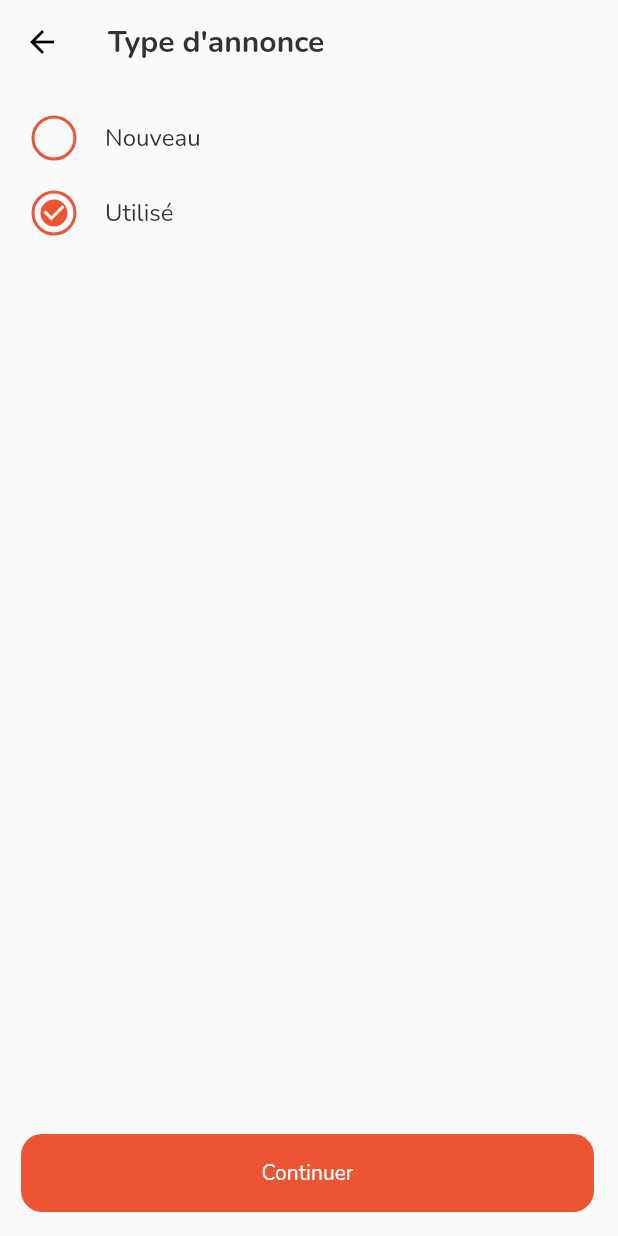
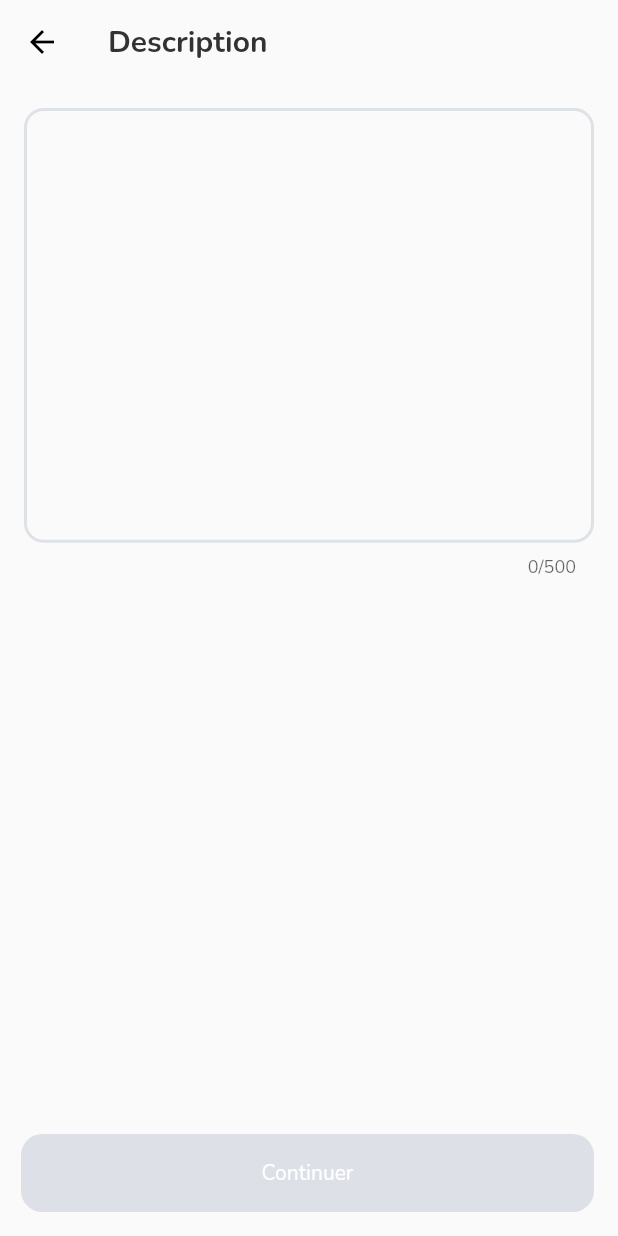
Before and after one commit to mavrinpn/Navigi-App, a Flutter app: the ByNotByScreen screen opened by its route, after a tap on "Continuer", on a phone screen of 412 x 824 dp. Run offline on Flutter 3.47's test engine with Material 2 defaults, Android fonts, the phone set to English and light mode, and no system bars; our stand-ins replace appwrite, bloc, easy_localization, flutter_bloc, flutter_svg, google_fonts and 4 more; missing offline and left inert: loading_animations; accounts and stored records are empty; network calls fail.

Commit message:
description screen and type selection screen

```diff
--- a/lib/feature/create/data/creting_announcement_manager.dart
+++ b/lib/feature/create/data/creting_announcement_manager.dart
@@ -12,17 +12,19 @@ class CreatingAnnouncementManager {
   final Client client;
   final Databases databases;
 
-  CreatingAnnouncementManager({required this.client}) : databases = Databases(client) {
+  CreatingAnnouncementManager({required this.client})
+      : databases = Databases(client) {
     loadCategories();
   }
+
   CreatingData creatingData = CreatingData();
   SubCategoryItem? currentItem;
   List<Category> categories = [];
   List<SubCategory> subcategories = [];
   List<SubCategoryItem> items = [];
   List<SubCategoryItem> searchItems = [];
+  List<XFile> images = [];
   String searchController = '';
-  bool isBy = false;
 
   BehaviorSubject<LoadingStateEnum> categoriesState =
       BehaviorSubject<LoadingStateEnum>.seeded(LoadingStateEnum.wait);
@@ -90,8 +92,8 @@ class CreatingAnnouncementManager {
     searchState.add(LoadingStateEnum.loading);
 
     List<SubCategoryItem> resList = [];
-    for(var item in items){
-      if(item.name!.contains(query.toLowerCase())){
+    for (var item in items) {
+      if (item.name!.contains(query.toLowerCase())) {
         resList.add(item);
       }
     }
@@ -100,16 +102,16 @@ class CreatingAnnouncementManager {
     searchState.add(LoadingStateEnum.success);
   }
 
-  void clearSearchItems(){
+  void clearSearchItems() {
     searchItems.clear();
   }
 
-  void setSearchController(String value){
+  void setSearchController(String value) {
     searchController = value;
   }
 
-  void setIsBy(bool value){
-    isBy = value;
+  void setIsBy(bool value) {
+    creatingData.type = value;
   }
 
   void setItem(SubCategoryItem newItem) => currentItem = newItem;
--- a/lib/feature/create/ui/choose_by_notBy_screen.dart
+++ b/lib/feature/create/ui/choose_by_notBy_screen.dart
@@ -1,3 +1,5 @@
+import 'dart:developer';
+
 import 'package:flutter/material.dart';
 import 'package:flutter_bloc/flutter_bloc.dart';
 import 'package:smart/feature/create/data/creting_announcement_manager.dart';
@@ -45,11 +47,13 @@ class _ByNotByScreenState extends State<ByNotByScreen> {
               children: [
                 CustomCheckBox(
                     isActive: isBy,
-                    onChanged: (bool? value) {
-                      isBy = !isBy;
-                      setState(() {});
+                    onChanged: () {
+                      setState(() {
+                        isBy = true;
+                      });
+                      log('true');
                     }),
-                SizedBox(
+                const SizedBox(
                   width: 14,
                 ),
                 Text(
@@ -59,18 +63,19 @@ class _ByNotByScreenState extends State<ByNotByScreen> {
                 )
               ],
             ),
-            SizedBox(
+            const SizedBox(
               height: 10,
             ),
             Row(
               children: [
                 CustomCheckBox(
                     isActive: !isBy,
-                    onChanged: (bool? value) {
-                      isBy = !isBy;
-                      setState(() {});
+                    onChanged: () {
+                      setState(() {
+                        isBy = false;
+                      });
                     }),
-                SizedBox(
+                const SizedBox(
                   width: 14,
                 ),
                 Text('Utilisé',
@@ -88,10 +93,8 @@ class _ByNotByScreenState extends State<ByNotByScreen> {
         text: 'Continuer',
         styleText: AppTypography.font14white,
         callback: () {
-          if (true) {
             repository.setIsBy(!isBy);
-            print(repository.isBy);
-          }
+            Navigator.pushNamed(context, '/create_description');
         },
         isTouch: true,
       ),
--- /dev/null
+++ b/lib/feature/create/ui/descritpion_screen.dart
@@ -0,0 +1,72 @@
+import 'dart:developer';
+import 'dart:io';
+
+import 'package:flutter/material.dart';
+import 'package:flutter_bloc/flutter_bloc.dart';
+import 'package:flutter_svg/flutter_svg.dart';
+import 'package:image_picker/image_picker.dart';
+import 'package:smart/feature/create/bloc/item_search/item_search_cubit.dart';
+import 'package:smart/feature/create/data/creting_announcement_manager.dart';
+import 'package:smart/widgets/button/custom_eleveted_button.dart';
+import '../../../utils/colors.dart';
+import '../../../utils/fonts.dart';
+import '../../../widgets/category/products.dart';
+import '../../../widgets/textField/outline_text_field.dart';
+
+class DescriptionScreen extends StatefulWidget {
+  const DescriptionScreen({super.key});
+
+  @override
+  State<DescriptionScreen> createState() => _DescriptionScreenState();
+}
+
+class _DescriptionScreenState extends State<DescriptionScreen> {
+  TextEditingController descriptionController = TextEditingController();
+
+  @override
+  Widget build(BuildContext context) {
+    final repository =
+        RepositoryProvider.of<CreatingAnnouncementManager>(context);
+
+    return Scaffold(
+        appBar: AppBar(
+          iconTheme: const IconThemeData.fallback(),
+          backgroundColor: AppColors.empty,
+          elevation: 0,
+          title: Text(
+            'Description',
+            style: AppTypography.font20black,
+          ),
+        ),
+        body: Padding(
+          padding: const EdgeInsets.symmetric(horizontal: 16, vertical: 0),
+          child: Column(
+            crossAxisAlignment: CrossAxisAlignment.center,
+            children: [
+              const SizedBox(
+                height: 16,
+              ),
+              OutLineTextField(
+                hintText: 'description',
+                controller: descriptionController,
+                maxLines: 20,
+                height: 310,
+                width: double.infinity,
+                maxLength: 500,
+                onChange: (value) {
+                  setState(() {});
+                },
+              )
+            ],
+          ),
+        ),
+        floatingActionButton: CustomElevatedButton(
+            isTouch: descriptionController.text.isNotEmpty,
+            width: MediaQuery.of(context).size.width - 30,
+            padding: const EdgeInsets.all(0),
+            height: 52,
+            text: 'Continuer',
+            styleText: AppTypography.font14white,
+            callback: () {}));
+  }
+}
--- a/lib/feature/create/ui/search_products_screen.dart
+++ b/lib/feature/create/ui/search_products_screen.dart
@@ -24,7 +24,8 @@ class _SearchProductsScreenState extends State<SearchProductsScreen> {
     final repository =
         RepositoryProvider.of<CreatingAnnouncementManager>(context);
     productsController.text = repository.searchController;
-    productsController.selection = TextSelection.fromPosition(TextPosition(offset: productsController.text.length));
+    productsController.selection = TextSelection.fromPosition(
+        TextPosition(offset: productsController.text.length));
     final width = MediaQuery.of(context).size.width;
 
     bool isTouch = repository.searchController.isNotEmpty;
@@ -60,6 +61,7 @@ class _SearchProductsScreenState extends State<SearchProductsScreen> {
                 repository.setSearchController(value);
                 BlocProvider.of<ItemSearchCubit>(context).searchItems(value);
                 setIsTouch(value.isNotEmpty);
+                setState(() {});
               },
             ),
             Padding(
@@ -82,6 +84,7 @@ class _SearchProductsScreenState extends State<SearchProductsScreen> {
                                   repository.setSearchController(e.name ?? '');
                                   repository.setItem(e);
                                   setState(() {});
+                                  Navigator.pushNamed(context, '/create_pick_photos_screen');
                                 },
                                 name: e.name ?? '',
                               ),
@@ -114,7 +117,6 @@ class _SearchProductsScreenState extends State<SearchProductsScreen> {
         styleText: AppTypography.font14white,
         callback: () {
           if (isTouch) {
-
             Navigator.pushNamed(context, '/create_pick_photos_screen');
           }
         },
--- a/lib/main.dart
+++ b/lib/main.dart
@@ -7,6 +7,7 @@ import 'package:smart/data/app_repository.dart';
 import 'package:smart/feature/create/bloc/category/category_cubit.dart';
 import 'package:smart/feature/create/bloc/item_search/item_search_cubit.dart';
 import 'package:smart/feature/create/data/creting_announcement_manager.dart';
+import 'package:smart/feature/create/ui/descritpion_screen.dart';
 import 'package:smart/feature/registration/ui/register_screen.dart';
 import 'package:smart/services/custom_bloc_observer.dart';
 import 'package:smart/utils/colors.dart';
@@ -65,6 +66,7 @@ class _MyAppState extends State<MyApp> {
         '/create_search_products_screen': (context) => const SearchProductsScreen(),
         '/create_pick_photos_screen': (context) => const PickPhotosScreen(),
         '/create_by_not_by_screen' : (context) => const ByNotByScreen(),
+        '/create_description' : (context) => const DescriptionScreen(),
       },
       color: const Color(0xff292B57),
       home: const HomePage(),
--- a/lib/widgets/checkBox/custom_check_box.dart
+++ b/lib/widgets/checkBox/custom_check_box.dart
@@ -1,11 +1,15 @@
+import 'dart:developer';
+
 import 'package:flutter/material.dart';
 
 import '../../utils/colors.dart';
 
 class CustomCheckBox extends StatefulWidget {
-  const CustomCheckBox({super.key, required this.isActive, required this.onChanged});
+  const CustomCheckBox(
+      {super.key, required this.isActive, required this.onChanged});
+
   final bool isActive;
-  final ValueChanged<bool?>? onChanged;
+  final VoidCallback onChanged;
 
   @override
   State<CustomCheckBox> createState() => _CustomCheckBoxState();
@@ -14,25 +18,31 @@ class CustomCheckBox extends StatefulWidget {
 class _CustomCheckBoxState extends State<CustomCheckBox> {
   @override
   Widget build(BuildContext context) {
-    return CircleAvatar(
-      backgroundColor: AppColors.empty,
-      child: Container(
-        decoration: BoxDecoration(
-          border: Border.all(width: 2, color: AppColors.isTouchButtonColorRed),
-          borderRadius: BorderRadius.circular(20),
-        ),
-        width: 30,
-        height: 30,
+    return InkWell(
+      focusColor: AppColors.empty,
+      hoverColor: AppColors.empty,
+      highlightColor: AppColors.empty,
+      splashColor: AppColors.empty,
+      onTap:
+        widget.onChanged
+      ,
+      child: CircleAvatar(
+        backgroundColor: AppColors.empty,
         child: Container(
-          padding: const EdgeInsets.all(8),
-          child: Checkbox(
-              checkColor: Colors.white,
-              activeColor: AppColors.red,
-              side: const BorderSide(width: 0, color: AppColors.empty),
-              shape: RoundedRectangleBorder(
-                  borderRadius: BorderRadius.circular(10)),
-              value: widget.isActive,
-              onChanged: widget.onChanged),
+          decoration: BoxDecoration(
+            border:
+                Border.all(width: 2, color: widget.isActive ? AppColors.isTouchButtonColorRed : AppColors.lightGray),
+            borderRadius: BorderRadius.circular(12),
+          ),
+          width: 24,
+          height: 24,
+          child: Container(
+            padding: const EdgeInsets.all(4),
+            child: CircleAvatar(
+              radius: 5,
+              backgroundColor: widget.isActive ? AppColors.isTouchButtonColorRed : AppColors.empty,
+            )
+          ),
         ),
       ),
     );
--- a/lib/widgets/textField/outline_text_field.dart
+++ b/lib/widgets/textField/outline_text_field.dart
@@ -10,6 +10,8 @@ class OutLineTextField extends StatelessWidget {
   final TextEditingController controller;
   final TextInputType keyBoardType;
   final bool obscureText;
+  final int maxLines;
+  final int? maxLength;
   final ValueChanged<String>? onChange;
 
   const OutLineTextField({
@@ -19,8 +21,10 @@ class OutLineTextField extends StatelessWidget {
     this.width = 290,
     this.height = 50,
     this.obscureText = false,
+    this.maxLines = 1,
+    this.maxLength,
     this.keyBoardType = TextInputType.text,
-    required this.onChange,
+    this.onChange,
   }) : super(key: key);
 
   @override
@@ -30,7 +34,9 @@ class OutLineTextField extends StatelessWidget {
       height: height,
       alignment: Alignment.center,
       child: TextFormField(
-        onChanged: onChange,
+        maxLines: maxLines,
+        maxLength: maxLength,
+        onChanged: onChange ?? (value) {},
         style: AppTypography.font16black.copyWith(fontSize: 15),
         decoration: const InputDecoration(
           enabledBorder: OutlineInputBorder(
```
Also changed, not shown: lib/feature/create/ui/pick_photo_screen.dart (+37 -28 lines).
